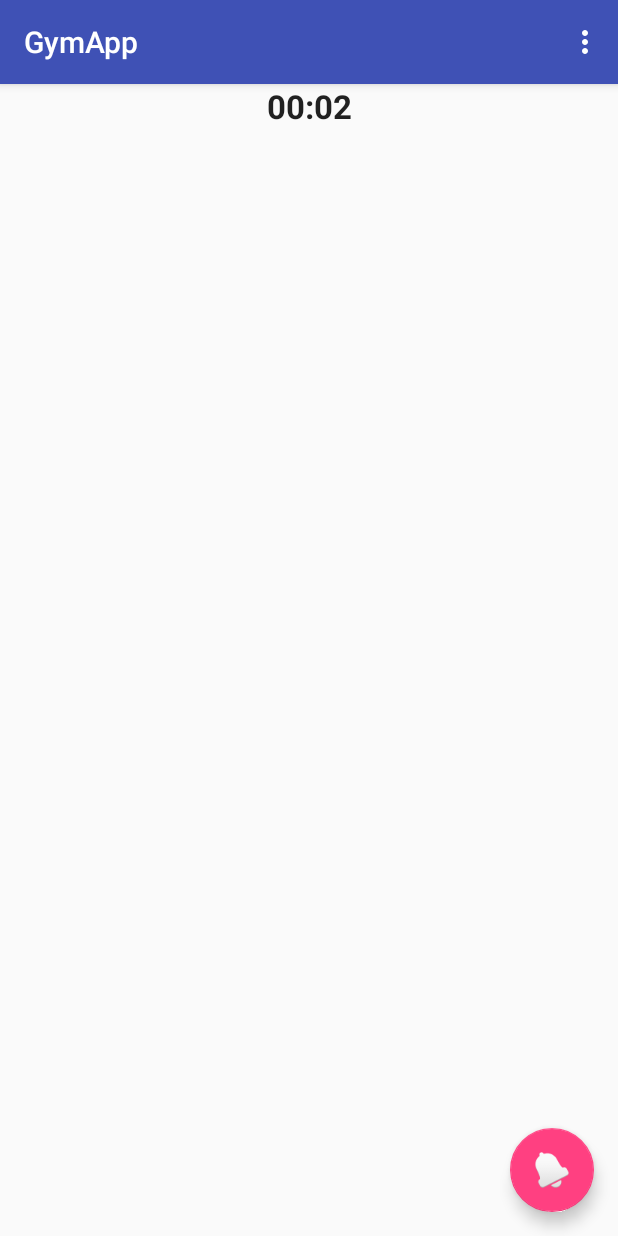
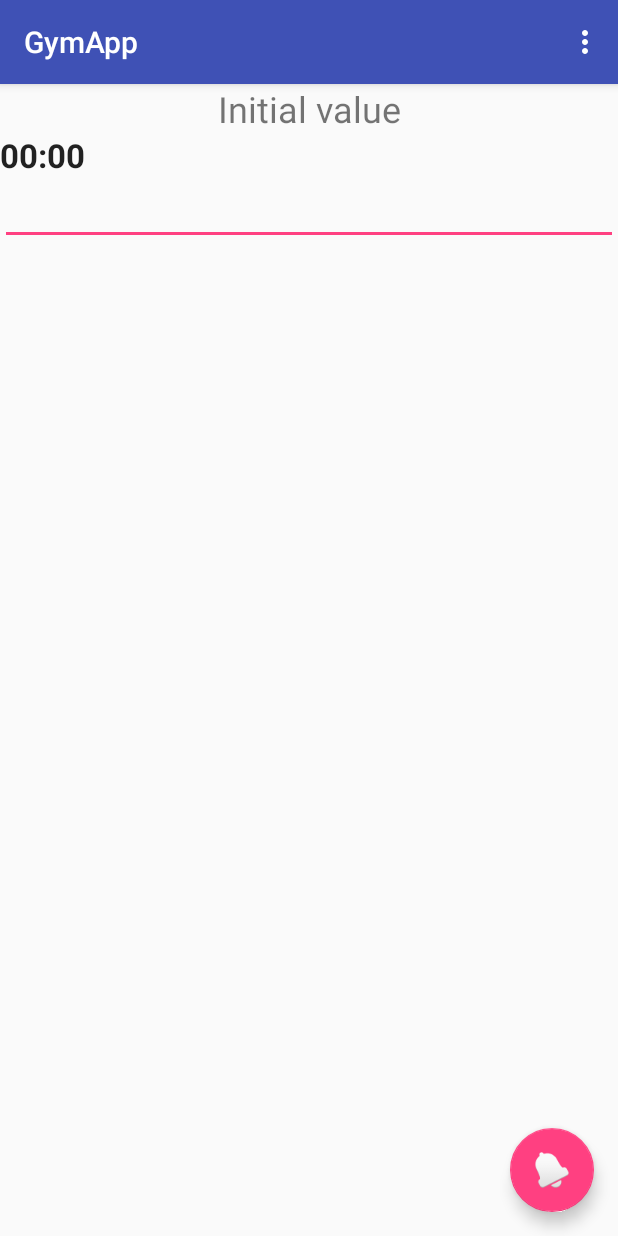
Before and after one commit to lucaviolanti/GymApp, an Android app: the screen it shows after launch (MainActivity), on a phone screen of 412 x 824 dp. Run offline under Robolectric (Android 15) with nearby library versions, the phone set to English and light mode, and no system bars.

Commit message:
Temp stuff

```diff
--- a/app/src/main/java/org/madgainz/gymapp/MainActivity.kt
+++ b/app/src/main/java/org/madgainz/gymapp/MainActivity.kt
@@ -9,26 +9,54 @@ import android.view.MenuItem
 import android.widget.Chronometer
 import kotlinx.android.synthetic.main.activity_main.*
 import kotlinx.android.synthetic.main.content_main.*
+import org.madgainz.gymapp.MainActivity.State.*
 
 class MainActivity : AppCompatActivity() {
+
+    private var state = STOPPED
+    private lateinit var mp: MediaPlayer
+
+    private enum class State(val time: Long) {
+        STOPPED(0), WARM_UP(10000), COOL_DOWN(15000), EXERCISE(45000)
+    }
 
     override fun onCreate(savedInstanceState: Bundle?) {
         super.onCreate(savedInstanceState)
         setContentView(R.layout.activity_main)
         setSupportActionBar(toolbar)
-        val mp: MediaPlayer = MediaPlayer.create(this, R.raw.beep)
+        mp = MediaPlayer.create(this, R.raw.beep)
 
-        chronometer.base = SystemClock.elapsedRealtime() + 2000
         chronometer.onChronometerTickListener = Chronometer.OnChronometerTickListener { chronometer ->
-            if ("-00:02" == chronometer.text) {
-                mp.start()
+            if (isTimedOut()) {
+               state = when (state) {
+                   MainActivity.State.STOPPED -> STOPPED
+                   WARM_UP -> switchStateTo(EXERCISE, chronometer)
+                   EXERCISE -> switchStateTo(COOL_DOWN, chronometer)
+                   COOL_DOWN -> switchStateTo(EXERCISE, chronometer)
+               }
             }
         }
         beepFab.setOnClickListener {
-            mp.start()
-            chronometer.start()
+            if (state == STOPPED) {
+                switchStateTo(WARM_UP, chronometer)
+            } else {
+                state = STOPPED
+                chronometer.stop()
+            }
         }
     }
+
+    private fun switchStateTo(newState: State, chronometer: Chronometer): State {
+        mp.start()
+        chronometer.stop()
+        chronometer.base = SystemClock.elapsedRealtime() + getTimeRemaining(newState)
+        chronometer.start()
+        return newState
+    }
+
+    private fun getTimeRemaining(state: State) = SystemClock.elapsedRealtime() + state.time
+
+    private fun isTimedOut() = SystemClock.elapsedRealtime() == chronometer.base
 
     override fun onCreateOptionsMenu(menu: Menu): Boolean {
         // Inflate the menu; this adds items to the action bar if it is present.
--- a/app/src/main/res/layout/content_main.xml
+++ b/app/src/main/res/layout/content_main.xml
@@ -31,19 +31,39 @@
         app:layout_constraintBottom_toBottomOf="parent"
         app:layout_constraintRight_toRightOf="parent"
         app:srcCompat="@android:drawable/ic_popup_reminder" />
+    <LinearLayout
+        android:layout_width="match_parent"
+        android:layout_height="match_parent"
+        android:orientation="vertical">
+
+        <TextView
+            android:id="@+id/label"
+            android:layout_width="match_parent"
+            android:layout_height="wrap_content"
+            android:text="Initial value"
+            android:textAlignment="center"
+            android:textSize="24sp" />
 
         <Chronometer
             android:id="@+id/chronometer"
-        android:countDown="true"
             android:layout_width="wrap_content"
             android:layout_height="wrap_content"
+            android:countDown="true"
+            android:gravity="center_horizontal"
+            android:textAlignment="center"
             android:textAppearance="@style/TextAppearance.AppCompat.Large"
             android:textStyle="bold"
-        android:gravity="center_horizontal"
             app:layout_constraintDimensionRatio="w,1:1"
             app:layout_constraintLeft_toLeftOf="parent"
             app:layout_constraintRight_toRightOf="parent"
             app:layout_constraintTop_toTopOf="parent"
             app:layout_constraintVertical_chainStyle="packed" />
 
+        <EditText
+            android:id="@+id/timer_value_input"
+            android:layout_height="wrap_content"
+            android:layout_width="match_parent"
+            android:inputType="phone"
+            android:textAlignment="center" />
+    </LinearLayout>
 </android.support.constraint.ConstraintLayout>
--- a/app/src/main/res/values/strings.xml
+++ b/app/src/main/res/values/strings.xml
@@ -1,4 +1,5 @@
 <resources>
     <string name="app_name">GymApp</string>
     <string name="action_settings">Settings</string>
+    <string name="timerValue">00:00</string>
 </resources>
```
Lines whose indentation alone changed are shown as unchanged.
